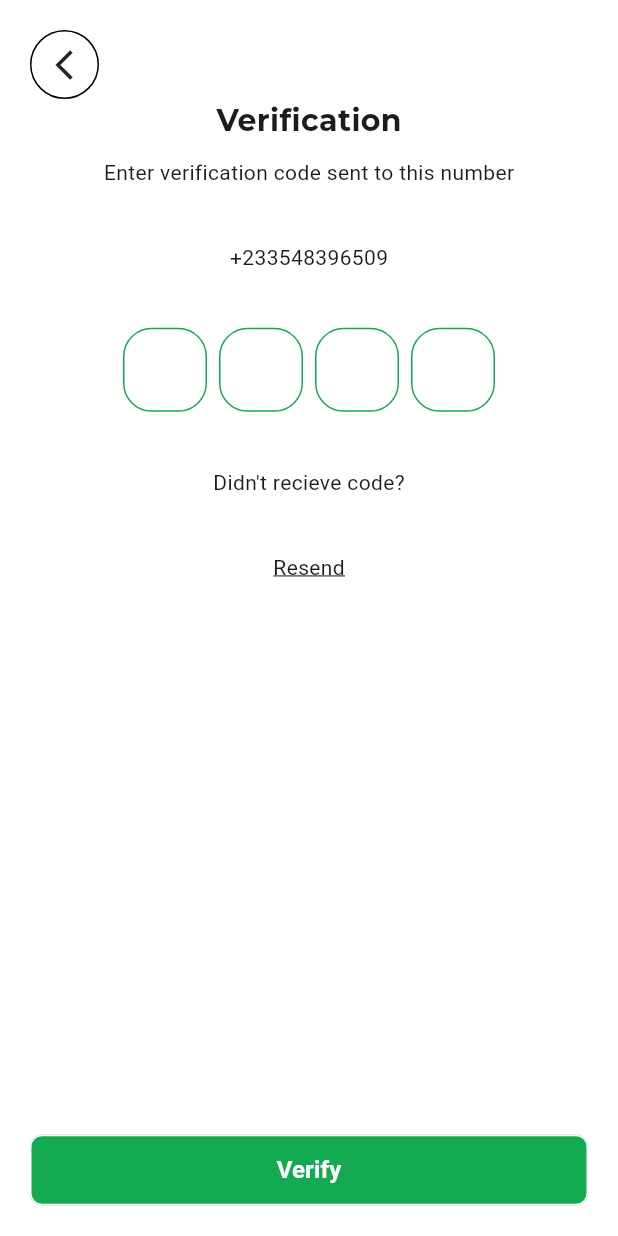
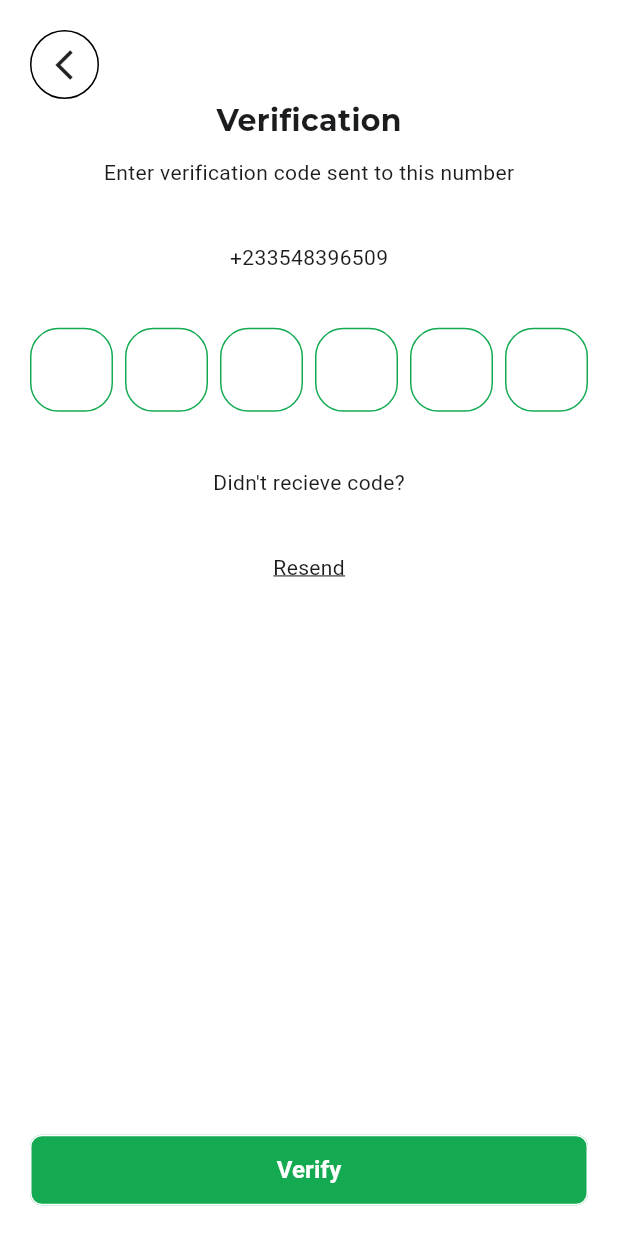
Before and after one commit to Awesomewsdm/service_masters, a Flutter app: the VerificationScreen screen opened by its route, on a phone screen of 412 x 824 dp. Run offline on Flutter 3.47's test engine with Material 3 defaults, Android fonts, the phone set to English and light mode, and no system bars; drawn by our look-alikes of pinput; our stand-ins replace auto_route, cloud_firestore, equatable, firebase_auth, firebase_core, firebase_storage and 23 more; missing offline and left inert: agora_rtc_engine, flutter_google_maps_webservices; accounts and stored records are empty; generated files the repository leaves out were written again; statements that could not run were skipped.

```diff
--- a/lib/main.dart
+++ b/lib/main.dart
@@ -8,9 +8,7 @@ Future<void> main() async {
   await Firebase.initializeApp(
     options: DefaultFirebaseOptions.currentPlatform,
   );
-
   setupLocator();
-
   final authenticationRepository = getIt<AuthenticationRepository>();
   await authenticationRepository.customer.first;
   runApp(
--- a/lib/service_providers/view/service_providers_screen.dart
+++ b/lib/service_providers/view/service_providers_screen.dart
@@ -118,6 +118,9 @@ class ServiceProvidersScreen extends HookWidget {
                 ServiceProviderStatus.failure => SliverFillRemaining(
                     child: ErrorScreen(
                       errorMessage: state.failureMessage ?? "An error occurred",
+                      onTap: () {
+                        logger.d(state.failureMessage);
+                      },
                     ),
                   ),
               },
--- a/lib/verify_user/views/verification_screen.dart
+++ b/lib/verify_user/views/verification_screen.dart
@@ -60,15 +60,16 @@ class _VerificationScreenState extends State<VerificationScreen> {
               Directionality(
                 textDirection: TextDirection.ltr,
                 child: Pinput(
+                  length: 6,
                   controller: pinController,
                   focusNode: focusNode,
                   androidSmsAutofillMethod:
                       AndroidSmsAutofillMethod.smsUserConsentApi,
                   listenForMultipleSmsOnAndroid: true,
                   defaultPinTheme: defaultPinTheme,
-                  separatorBuilder: (index) => const SizedBox(width: 8),
+                  separatorBuilder: (index) => const Gap(8),
                   validator: (value) {
-                    return value == "2222" ? null : "Pin is incorrect";
+                    return value == "222222" ? null : "Pin is incorrect";
                   },
                   onClipboardFound: (value) {
                     debugPrint("onClipboardFound: $value");
@@ -115,10 +116,13 @@ class _VerificationScreenState extends State<VerificationScreen> {
               const Spacer(),
               const Text("Didn't recieve code?"),
               const Spacer(),
-              const Text(
-                "Resend",
-                style: TextStyle(
-                  decoration: TextDecoration.underline,
+              GestureDetector(
+                onTap: () {},
+                child: const Text(
+                  "Resend",
+                  style: TextStyle(
+                    decoration: TextDecoration.underline,
+                  ),
                 ),
               ),
               const Spacer(
```
Also changed, not shown: lib/data/models/service_provider/service_provider.model.dart (+9 -9 lines), lib/error/view/error_screen.dart (+9 -5 lines).
